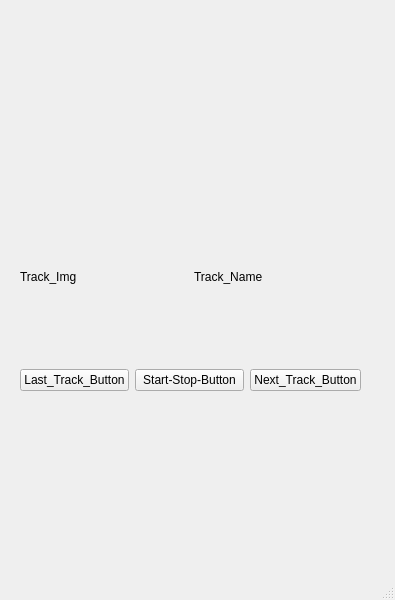
The window that mainwindow.ui (lottery7/MelTake) describes before a commit, drawn with Qt 5.
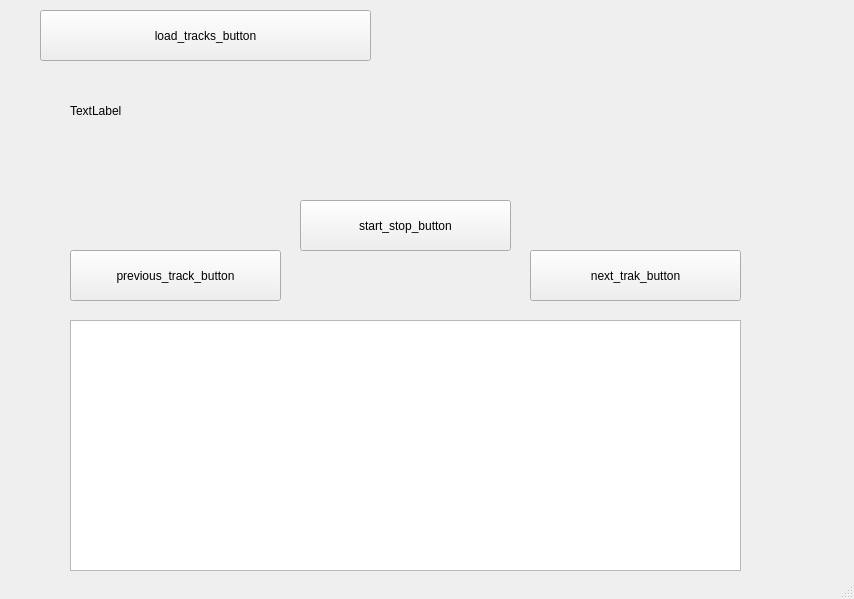
The same window after the commit.

```diff
--- a/mainwindow.ui
+++ b/mainwindow.ui
@@ -6,71 +6,91 @@
    <rect>
     <x>0</x>
     <y>0</y>
-    <width>395</width>
-    <height>600</height>
+    <width>854</width>
+    <height>599</height>
    </rect>
   </property>
   <property name="windowTitle">
    <string>MainWindow</string>
   </property>
   <widget class="QWidget" name="centralwidget">
-   <widget class="QWidget" name="verticalLayoutWidget">
+   <widget class="QPushButton" name="load_tracks_button">
     <property name="geometry">
      <rect>
-      <x>20</x>
-      <y>190</y>
-      <width>341</width>
-      <height>201</height>
+      <x>40</x>
+      <y>10</y>
+      <width>331</width>
+      <height>51</height>
      </rect>
     </property>
-    <layout class="QVBoxLayout" name="verticalLayout">
-     <item>
-      <layout class="QHBoxLayout" name="ui_current_track_panel">
-       <item>
-        <widget class="QLabel" name="ui_current_cover">
          <property name="text">
-          <string>Track_Img</string>
-         </property>
-        </widget>
-       </item>
-       <item>
-        <widget class="QLabel" name="ui_current_track">
+     <string>load_tracks_button</string>
+    </property>
+   </widget>
+   <widget class="QPushButton" name="previous_track_button">
+    <property name="geometry">
+     <rect>
+      <x>70</x>
+      <y>250</y>
+      <width>211</width>
+      <height>51</height>
+     </rect>
+    </property>
          <property name="text">
-          <string>Track_Name</string>
-         </property>
-         <property name="wordWrap">
+     <string>previous_track_button</string>
+    </property>
+   </widget>
+   <widget class="QPushButton" name="start_stop_button">
+    <property name="geometry">
+     <rect>
+      <x>300</x>
+      <y>200</y>
+      <width>211</width>
+      <height>51</height>
+     </rect>
+    </property>
+    <property name="text">
+     <string>start_stop_button</string>
+    </property>
+    <property name="checkable">
           <bool>true</bool>
          </property>
         </widget>
-       </item>
-      </layout>
-     </item>
-     <item>
-      <layout class="QHBoxLayout" name="Control_Panel">
-       <item>
-        <widget class="QPushButton" name="ui_previous_track_button">
+   <widget class="QPushButton" name="next_trak_button">
+    <property name="geometry">
+     <rect>
+      <x>530</x>
+      <y>250</y>
+      <width>211</width>
+      <height>51</height>
+     </rect>
+    </property>
          <property name="text">
-          <string>Last_Track_Button</string>
-         </property>
-        </widget>
-       </item>
-       <item>
-        <widget class="QPushButton" name="ui_start_stop_button">
-         <property name="text">
-          <string>Start-Stop-Button</string>
-         </property>
-        </widget>
-       </item>
-       <item>
-        <widget class="QPushButton" name="ui_next_track_button">
+     <string>next_trak_button</string>
+    </property>
+   </widget>
+   <widget class="QTableView" name="playlist_tabel_view">
+    <property name="geometry">
+     <rect>
+      <x>70</x>
+      <y>320</y>
+      <width>671</width>
+      <height>251</height>
+     </rect>
+    </property>
+   </widget>
+   <widget class="QLabel" name="current_track_label">
+    <property name="geometry">
+     <rect>
+      <x>70</x>
+      <y>90</y>
+      <width>331</width>
+      <height>41</height>
+     </rect>
+    </property>
          <property name="text">
-          <string>Next_Track_Button</string>
-         </property>
-        </widget>
-       </item>
-      </layout>
-     </item>
-    </layout>
+     <string>TextLabel</string>
+    </property>
    </widget>
   </widget>
   <widget class="QStatusBar" name="statusbar"/>
```
Lines whose indentation alone changed are shown as unchanged.
